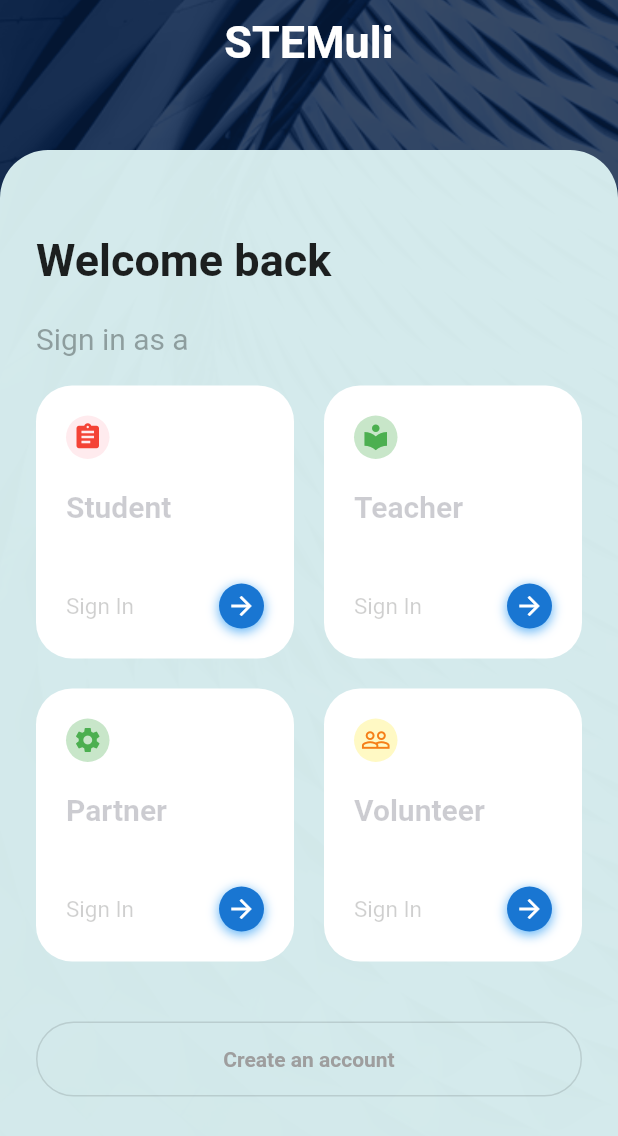
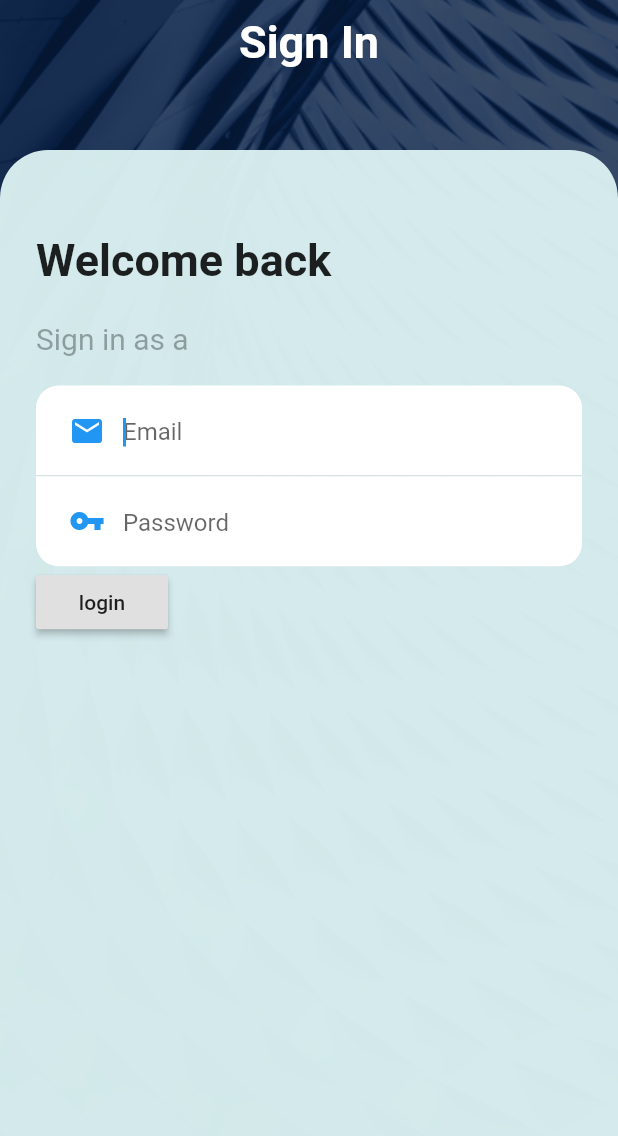
Before and after one commit to gauravsbagul/flutter-stemuli-ui, a Flutter app: the screen it shows after launch, on a phone screen of 412 x 824 dp. Shown: the top 1136 px of the screen. Run offline on Flutter 3.47's test engine with Material 2 defaults, Android fonts, the phone set to English and light mode, and no system bars.

Commit message:
Stemuli login page 80% done

```diff
--- a/lib/main.dart
+++ b/lib/main.dart
@@ -1,5 +1,7 @@
-import 'package:STEMuli/screens/AccountSelection.dart';
 import 'package:flutter/material.dart';
+
+import 'screens/AccountSelection.dart';
+import 'screens/Login.dart';
 
 void main() {
   runApp(MyApp());
@@ -16,7 +18,7 @@ class MyApp extends StatelessWidget {
         primarySwatch: Colors.blue,
         visualDensity: VisualDensity.adaptivePlatformDensity,
       ),
-      home: AccountSelection(),
+      home: Login(),
     );
   }
 }
--- a/lib/screens/Login.dart
+++ b/lib/screens/Login.dart
@@ -0,0 +1,93 @@
+import 'package:flutter/material.dart';
+
+import 'package:STEMuli/widgets/onBoarding/OnBoardingContainer.dart';
+
+class Login extends StatefulWidget {
+  @override
+  _LoginState createState() => _LoginState();
+}
+
+class _LoginState extends State<Login> {
+  @override
+  Widget build(BuildContext context) {
+    return OnBoardingContainer(
+      title: 'Sign In',
+      child: Column(
+        crossAxisAlignment: CrossAxisAlignment.start,
+        children: [
+          Text(
+            'Welcome back',
+            textAlign: TextAlign.start,
+            style: TextStyle(
+              fontWeight: FontWeight.bold,
+              fontSize: 30,
+            ),
+          ),
+          Container(
+            margin: EdgeInsets.only(top: 23),
+            child: Text(
+              'Sign in as a',
+              style: TextStyle(
+                color: Color(0x7A424B4B),
+                fontWeight: FontWeight.normal,
+                fontSize: 20,
+              ),
+            ),
+          ),
+          Container(
+            margin: EdgeInsets.only(top: 20),
+            height: 60,
+            padding: EdgeInsets.all(10),
+            decoration: BoxDecoration(
+              color: Colors.white,
+              borderRadius: BorderRadius.only(
+                topRight: Radius.circular(15),
+                topLeft: Radius.circular(15),
+              ),
+            ),
+            child: TextField(
+              autocorrect: false,
+              autofocus: true,
+              decoration: const InputDecoration(
+                border: InputBorder.none,
+                hintText: 'Email',
+                prefixIcon: Icon(
+                  Icons.email,
+                  color: Colors.blue,
+                ),
+              ),
+            ),
+          ),
+          Divider(height: 0.5),
+          Container(
+            height: 60,
+            padding: EdgeInsets.all(10),
+            decoration: BoxDecoration(
+              color: Colors.white,
+              borderRadius: BorderRadius.only(
+                bottomLeft: Radius.circular(15),
+                bottomRight: Radius.circular(15),
+              ),
+            ),
+            child: TextField(
+              decoration: const InputDecoration(
+                border: InputBorder.none,
+                hintText: 'Password',
+                prefixIcon: Icon(
+                  Icons.vpn_key,
+                  color: Colors.blue,
+                ),
+              ),
+            ),
+          ),
+          RaisedButton(
+            onPressed: () {
+              print('login');
+            },
+            child: Text('login'),
+          )
+        ],
+      ),
+    );
+  }
+}
```
Also changed, not shown: lib/widgets/onBoarding/AccountSelectionBox.dart (+2 -6 lines).
